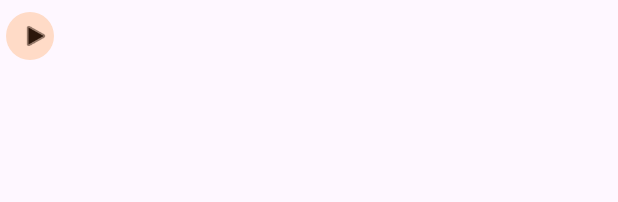
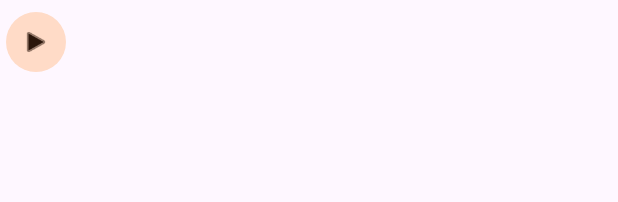
Before and after one commit to mubashirali/recipe-keeper, an Android app: the layout item_audio_clip.xml on its own in the app's theme, with its tools: preview values and no code run, on a phone screen of 412 x 824 dp. Shown: the top 202 px of the screen. Run offline under Robolectric (Android 15) with nearby library versions, the phone set to English and light mode, and no system bars.

Commit message:
fix: harden AudioPlayer failure path, a11y labels on clip rows
Co-Authored-By: Claude Sonnet 5.5 <noreply@anthropic.com>

```diff
--- a/app/src/main/java/com/mobiapps/recipekeep/ui/common/AudioClipList.kt
+++ b/app/src/main/java/com/mobiapps/recipekeep/ui/common/AudioClipList.kt
@@ -6,7 +6,7 @@ import androidx.core.view.isVisible
 import com.mobiapps.recipekeep.databinding.ItemAudioClipBinding
 import com.mobiapps.recipekeep.util.AudioPlayer
 
-/** Renders one row per clip into [container]. Pass [onDelete] to show delete buttons (creator only). */
+/** Renders one row per clip into [container] (must be a vertical LinearLayout). Pass [onDelete] to show delete buttons (creator only). */
 class AudioClipList(
     private val container: LinearLayout,
     private val player: AudioPlayer,
@@ -22,6 +22,10 @@ class AudioClipList(
             row.btnPlay.setIconResource(
                 if (path == playing) android.R.drawable.ic_media_pause else android.R.drawable.ic_media_play
             )
+            val n = index + 1
+            row.btnPlay.contentDescription =
+                if (path == playing) "Pause voice note $n" else "Play voice note $n"
+            row.btnDeleteClip.contentDescription = "Delete voice note $n"
             row.btnPlay.setOnClickListener { if (!player.toggle(path)) onMissing() }
             row.btnDeleteClip.isVisible = onDelete != null
             row.btnDeleteClip.setOnClickListener { onDelete?.invoke(path) }
--- a/app/src/main/res/layout/item_audio_clip.xml
+++ b/app/src/main/res/layout/item_audio_clip.xml
@@ -10,9 +10,8 @@
     <com.google.android.material.button.MaterialButton
         android:id="@+id/btn_play"
         style="@style/Widget.Material3.Button.IconButton.Filled.Tonal"
-        android:layout_width="40dp"
-        android:layout_height="40dp"
-        android:contentDescription="Play or pause voice note"
+        android:layout_width="48dp"
+        android:layout_height="48dp"
         app:icon="@android:drawable/ic_media_play" />
 
     <TextView
@@ -26,9 +25,8 @@
     <com.google.android.material.button.MaterialButton
         android:id="@+id/btn_delete_clip"
         style="@style/Widget.Material3.Button.IconButton"
-        android:layout_width="40dp"
-        android:layout_height="40dp"
-        android:contentDescription="Delete voice note"
+        android:layout_width="48dp"
+        android:layout_height="48dp"
         android:visibility="gone"
         app:icon="@android:drawable/ic_delete" />
 </LinearLayout>
```
Also changed, not shown: app/src/main/java/com/mobiapps/recipekeep/util/AudioPlayer.kt (+13 -3 lines).
